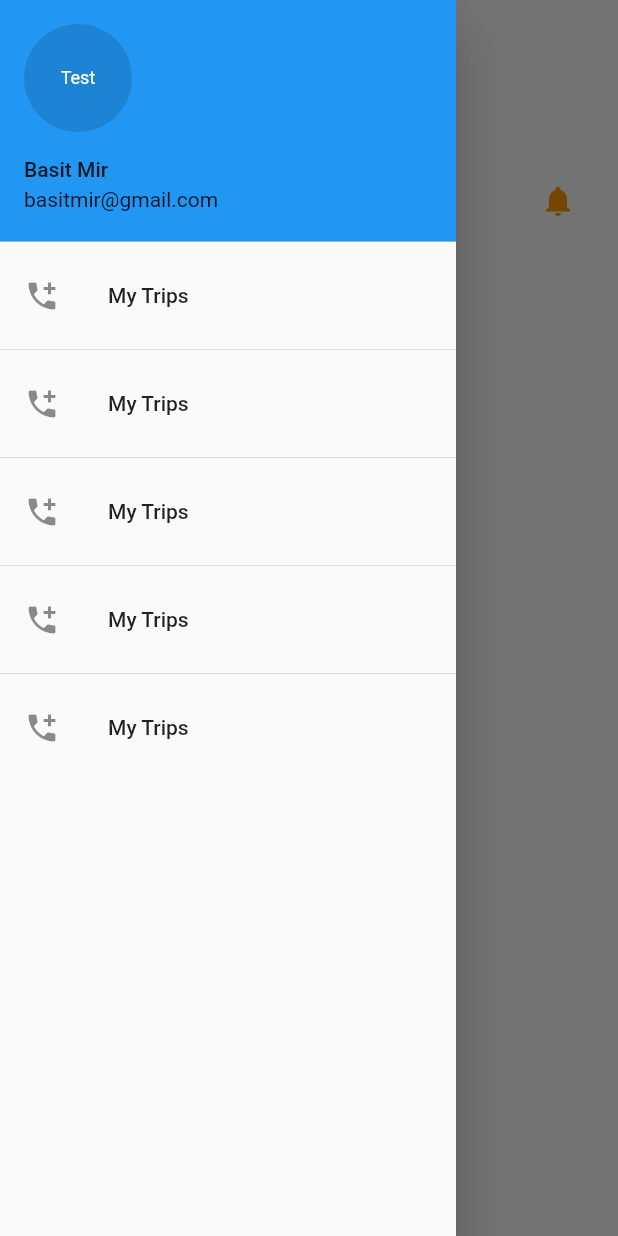
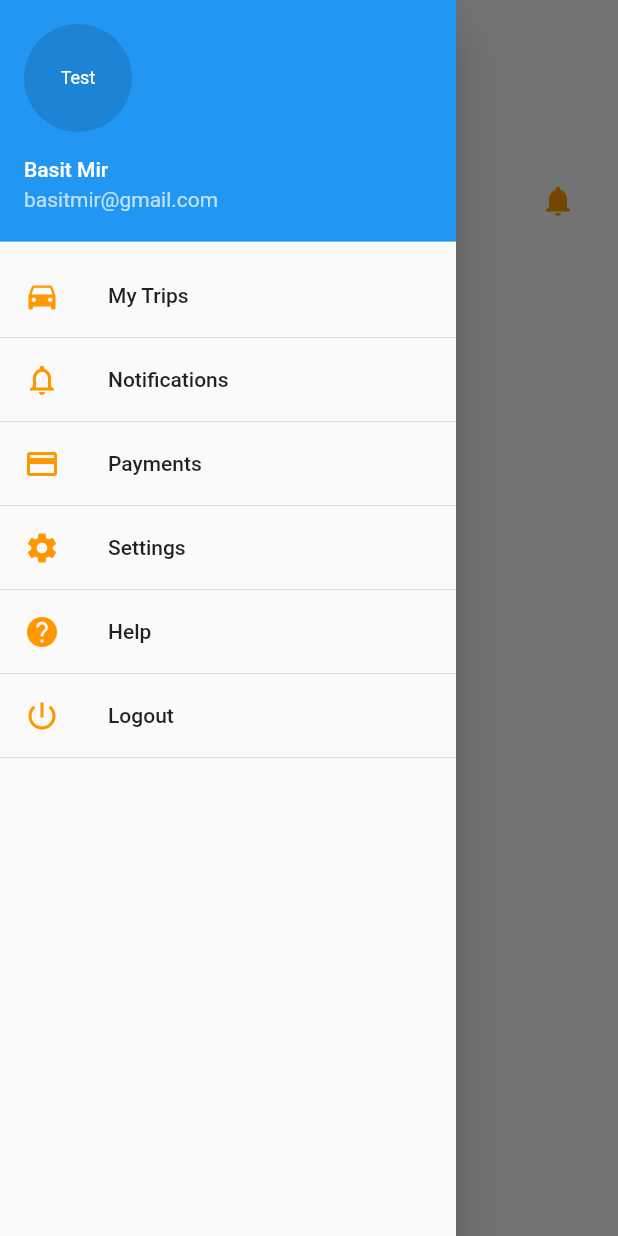
Before and after one commit to basitmir/cab_booking, a Flutter app: the Home screen opened directly, with the side drawer open, on a phone screen of 412 x 824 dp. Run offline on Flutter 3.47's test engine with Material 2 defaults, Android fonts, the phone set to English and light mode, and no system bars.

```diff
--- a/lib/src/screens/home.dart
+++ b/lib/src/screens/home.dart
@@ -30,8 +30,9 @@ Widget drawer(){
         child: ListView(
           children: <Widget>[
             UserAccountsDrawerHeader(
-              accountName: Text('Basit Mir'),
-              accountEmail: Text('basitmir@gmail.com'),
+
+              accountName: Text('Basit Mir',style: TextStyle(color: Colors.white),),
+              accountEmail: Text('basitmir@gmail.com',style: TextStyle(color: Colors.white70),),
               currentAccountPicture: CircleAvatar(
                 radius: 30.0,
                 // backgroundImage: NetworkImage('https://via.placeholder.com/150'),
@@ -44,33 +45,41 @@ Widget drawer(){
             ),
             ListTile(
               title: Text('My Trips'),
-              leading: Icon(Icons.add_call),
+              leading: Icon(Icons.directions_car,color: Colors.orange[500]),
               onTap: () {},
             ),
-            Divider(),
+            Divider(height: 0.0),
             ListTile(
-              title: Text('My Trips'),
-              leading: Icon(Icons.add_call),
+              title: Text('Notifications'),
+              leading: Icon(Icons.notifications_none,color: Colors.orange[500]),
               onTap: () {},
             ),
-            Divider(),
+            Divider(height: 0.0),
             ListTile(
-              title: Text('My Trips'),
-              leading: Icon(Icons.add_call),
+              title: Text('Payments'),
+              leading: Icon(Icons.payment,color: Colors.orange[500]),
               onTap: () {},
             ),
-            Divider(),
+             Divider(height: 0.0),
             ListTile(
-              title: Text('My Trips'),
-              leading: Icon(Icons.add_call),
+              title: Text('Settings'),
+              leading: Icon(Icons.settings,color: Colors.orange[500]),
               onTap: () {},
             ),
-            Divider(),
+            Divider(height: 0.0),
             ListTile(
-              title: Text('My Trips'),
-              leading: Icon(Icons.add_call),
+              title: Text('Help'),
+              leading: Icon(Icons.help,color: Colors.orange[500]),
               onTap: () {},
             ),
+            Divider(height: 0.0),
+            ListTile(
+              title: Text('Logout'),
+              leading: Icon(Icons.power_settings_new,color: Colors.orange[500]),
+              onTap: () {},
+            ),
+             Divider(height: 0.0),
+
           ],
         ),
       );
```
Also changed, not shown: lib/src/manager/driver_manager.dart (+4 -3 lines), lib/src/screens/driver_details.dart (+23 -0 lines).
